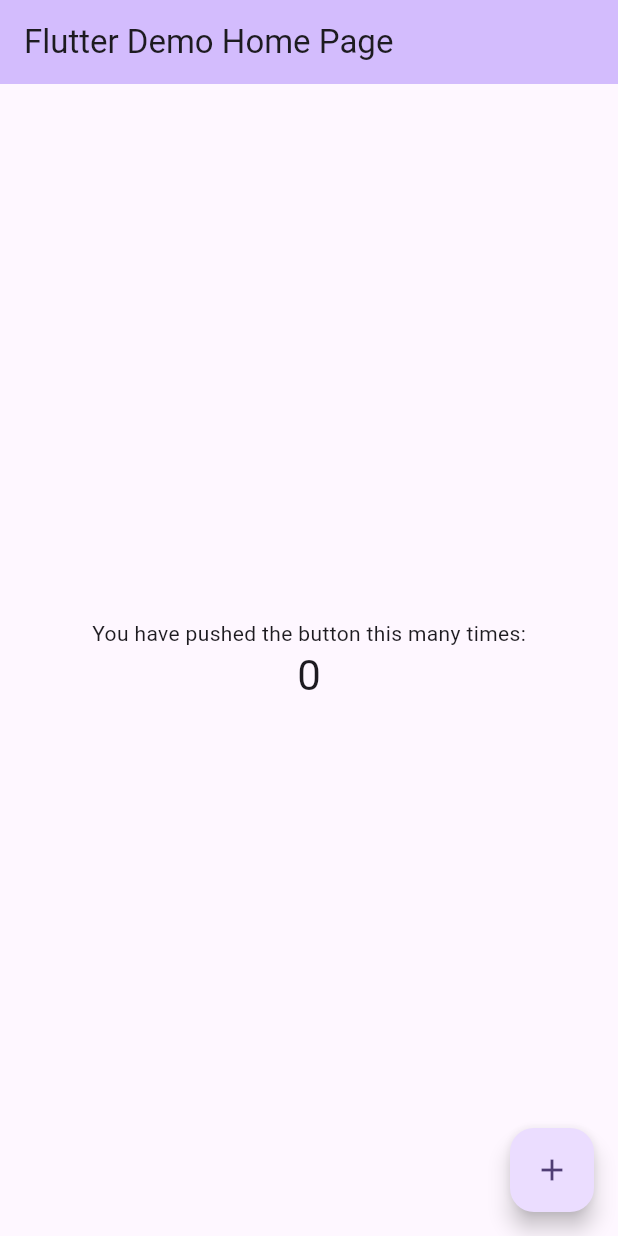
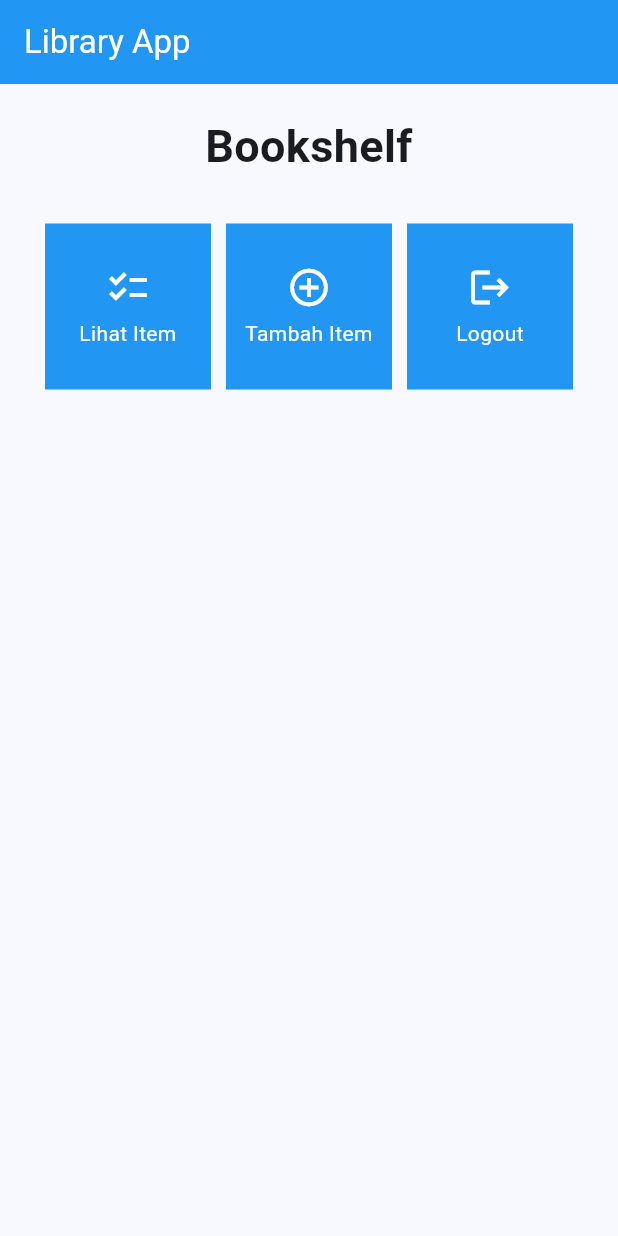
Before and after one commit to fahmi-ramadhan/library-app-mobile, a Flutter app: the screen it shows after launch, on a phone screen of 412 x 824 dp. Run offline on Flutter 3.47's test engine with Material 2 defaults, Android fonts, the phone set to English and light mode, and no system bars.

Commit message:
Update tugas 7

```diff
--- a/lib/main.dart
+++ b/lib/main.dart
@@ -1,4 +1,5 @@
 import 'package:flutter/material.dart';
+import 'package:library_app/menu.dart';
 
 void main() {
   runApp(const MyApp());
@@ -28,98 +29,10 @@ class MyApp extends StatelessWidget {
         //
         // This works for code too, not just values: Most code changes can be
         // tested with just a hot reload.
-        colorScheme: ColorScheme.fromSeed(seedColor: Colors.deepPurple),
+        colorScheme: ColorScheme.fromSeed(seedColor: Colors.blue),
         useMaterial3: true,
       ),
-      home: const MyHomePage(title: 'Flutter Demo Home Page'),
+      home: MyHomePage(),
     );
   }
 }
-
-class MyHomePage extends StatefulWidget {
-  const MyHomePage({super.key, required this.title});
-
-  // This widget is the home page of your application. It is stateful, meaning
-  // that it has a State object (defined below) that contains fields that affect
-  // how it looks.
-
-  // This class is the configuration for the state. It holds the values (in this
-  // case the title) provided by the parent (in this case the App widget) and
-  // used by the build method of the State. Fields in a Widget subclass are
-  // always marked "final".
-
-  final String title;
-
-  @override
-  State<MyHomePage> createState() => _MyHomePageState();
-}
-
-class _MyHomePageState extends State<MyHomePage> {
-  int _counter = 0;
-
-  void _incrementCounter() {
-    setState(() {
-      // This call to setState tells the Flutter framework that something has
-      // changed in this State, which causes it to rerun the build method below
-      // so that the display can reflect the updated values. If we changed
-      // _counter without calling setState(), then the build method would not be
-      // called again, and so nothing would appear to happen.
-      _counter++;
-    });
-  }
-
-  @override
-  Widget build(BuildContext context) {
-    // This method is rerun every time setState is called, for instance as done
-    // by the _incrementCounter method above.
-    //
-    // The Flutter framework has been optimized to make rerunning build methods
-    // fast, so that you can just rebuild anything that needs updating rather
-    // than having to individually change instances of widgets.
-    return Scaffold(
-      appBar: AppBar(
-        // TRY THIS: Try changing the color here to a specific color (to
-        // Colors.amber, perhaps?) and trigger a hot reload to see the AppBar
-        // change color while the other colors stay the same.
-        backgroundColor: Theme.of(context).colorScheme.inversePrimary,
-        // Here we take the value from the MyHomePage object that was created by
-        // the App.build method, and use it to set our appbar title.
-        title: Text(widget.title),
-      ),
-      body: Center(
-        // Center is a layout widget. It takes a single child and positions it
-        // in the middle of the parent.
-        child: Column(
-          // Column is also a layout widget. It takes a list of children and
-          // arranges them vertically. By default, it sizes itself to fit its
-          // children horizontally, and tries to be as tall as its parent.
-          //
-          // Column has various properties to control how it sizes itself and
-          // how it positions its children. Here we use mainAxisAlignment to
-          // center the children vertically; the main axis here is the vertical
-          // axis because Columns are vertical (the cross axis would be
-          // horizontal).
-          //
-          // TRY THIS: Invoke "debug painting" (choose the "Toggle Debug Paint"
-          // action in the IDE, or press "p" in the console), to see the
-          // wireframe for each widget.
-          mainAxisAlignment: MainAxisAlignment.center,
-          children: <Widget>[
-            const Text(
-              'You have pushed the button this many times:',
-            ),
-            Text(
-              '$_counter',
-              style: Theme.of(context).textTheme.headlineMedium,
-            ),
-          ],
-        ),
-      ),
-      floatingActionButton: FloatingActionButton(
-        onPressed: _incrementCounter,
-        tooltip: 'Increment',
-        child: const Icon(Icons.add),
-      ), // This trailing comma makes auto-formatting nicer for build methods.
-    );
-  }
-}
--- /dev/null
+++ b/lib/menu.dart
@@ -0,0 +1,122 @@
+import 'package:flutter/material.dart';
+
+class MyHomePage extends StatelessWidget {
+  MyHomePage({Key? key}) : super(key: key);
+
+  final List<Item> items = [
+    Item("Lihat Item", Icons.checklist),
+    Item("Tambah Item", Icons.add_circle_outline),
+    Item("Logout", Icons.logout),
+  ];
+
+  // This widget is the home page of your application. It is stateful, meaning
+  // that it has a State object (defined below) that contains fields that affect
+  // how it looks.
+
+  // This class is the configuration for the state. It holds the values (in this
+  // case the title) provided by the parent (in this case the App widget) and
+  // used by the build method of the State. Fields in a Widget subclass are
+  // always marked "final".
+
+  @override
+  Widget build(BuildContext context) {
+    return Scaffold(
+      appBar: AppBar(
+        backgroundColor: Colors.blue,
+        title: const Text(
+          style: TextStyle(color: Colors.white),
+          'Library App',
+        ),
+      ),
+      body: SingleChildScrollView(
+        // Widget wrapper yang dapat discroll
+        child: Padding(
+          padding: const EdgeInsets.all(10.0), // Set padding dari halaman
+          child: Column(
+            // Widget untuk menampilkan children secara vertikal
+            children: <Widget>[
+              const Padding(
+                padding: EdgeInsets.only(top: 10.0, bottom: 10.0),
+                // Widget Text untuk menampilkan tulisan dengan alignment center dan style yang sesuai
+                child: Text(
+                  'Bookshelf', // Text yang menandakan toko
+                  textAlign: TextAlign.center,
+                  style: TextStyle(
+                    fontSize: 30,
+                    fontWeight: FontWeight.bold,
+                  ),
+                ),
+              ),
+              // Grid layout
+              GridView.count(
+                // Container pada card kita.
+                primary: true,
+                padding: const EdgeInsets.all(20),
+                crossAxisSpacing: 10,
+                mainAxisSpacing: 10,
+                crossAxisCount: 3,
+                shrinkWrap: true,
+                children: items.map((Item item) {
+                  // Iterasi untuk setiap item
+                  return ItemCard(item);
+                }).toList(),
+              ),
+            ],
+          ),
+        ),
+      ),
+    );
+  }
+}
+
+class Item {
+  final String name;
+  final IconData icon;
+
+  Item(this.name, this.icon);
+}
+
+class ItemCard extends StatelessWidget {
+  final Item item;
+
+  const ItemCard(this.item, {super.key}); // Constructor
+
+  @override
+  Widget build(BuildContext context) {
+    return Material(
+      color: Colors.blue,
+      child: InkWell(
+        // Area responsive terhadap sentuhan
+        onTap: () {
+          // Memunculkan SnackBar ketika diklik
+          ScaffoldMessenger.of(context)
+            ..hideCurrentSnackBar()
+            ..showSnackBar(SnackBar(
+                content: Text("Kamu telah menekan tombol ${item.name}!")));
+        },
+        child: Container(
+          // Container untuk menyimpan Icon dan Text
+          padding: const EdgeInsets.all(8),
+          child: Center(
+            child: Column(
+              mainAxisAlignment: MainAxisAlignment.center,
+              children: [
+                Icon(
+                  item.icon,
+                  color: Colors.white,
+                  size: 30.0,
+                ),
+                const Padding(padding: EdgeInsets.all(3)),
+                Text(
+                  item.name,
+                  textAlign: TextAlign.center,
+                  style: const TextStyle(color: Colors.white),
+                ),
+              ],
+            ),
+          ),
+        ),
+      ),
+    );
+  }
+}
```
Also changed, not shown: 1 other file.
